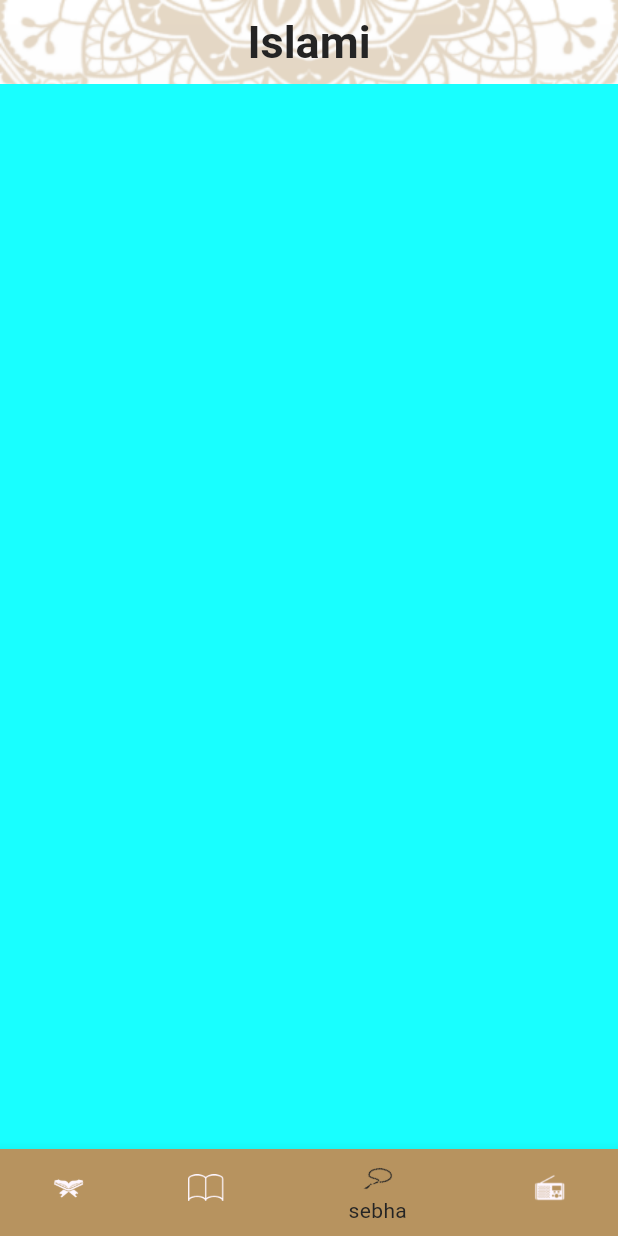
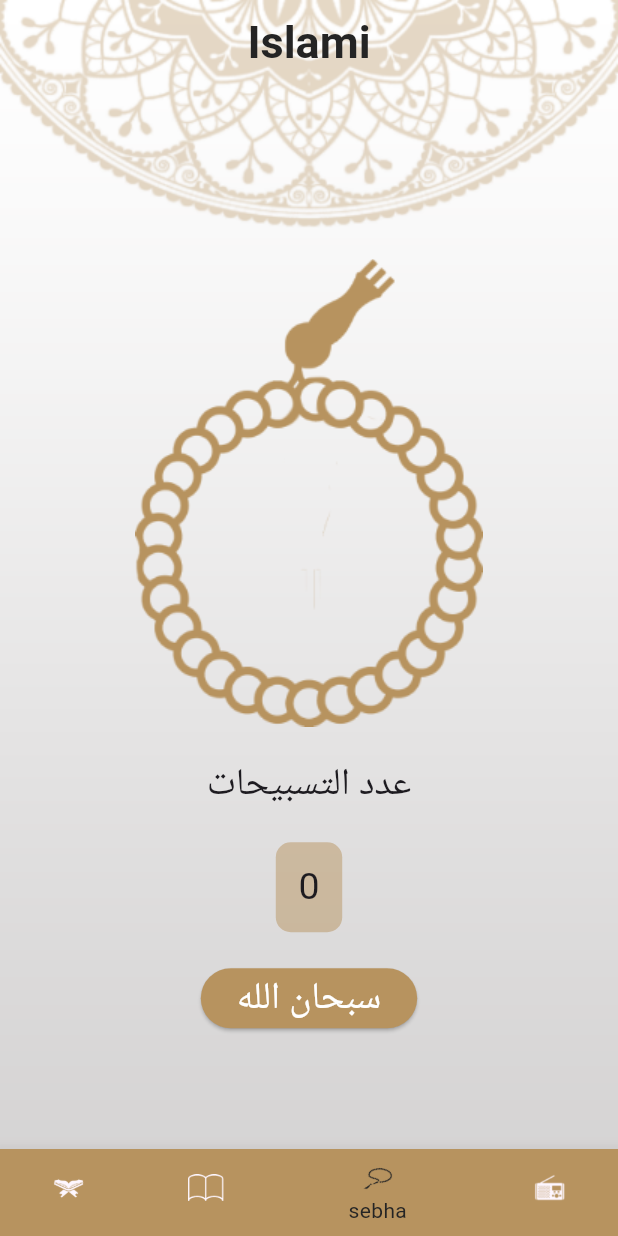
Before and after one commit to hasan-hendawi/islami-app, a Flutter app: the screen it shows after launch, item 3 of the bottom bar chosen, on a phone screen of 412 x 824 dp. Run offline on Flutter 3.47's test engine with Material 3 defaults, Android fonts, the phone set to English and light mode, and no system bars.

Commit message:
update quran screen and widget

```diff
--- a/lib/screens/home_screen/widgets/tasbeh_widget.dart
+++ b/lib/screens/home_screen/widgets/tasbeh_widget.dart
@@ -1,12 +1,66 @@
 import 'package:flutter/material.dart';
 
-class TasbehWidget extends StatelessWidget {
+class TasbehWidget extends StatefulWidget {
   const TasbehWidget({super.key});
 
   @override
+  State<TasbehWidget> createState() => _TasbehWidgetState();
+}
+
+class _TasbehWidgetState extends State<TasbehWidget> {
+  int counter = 0;
+  int currentIndex = 0;
+
+  @override
   Widget build(BuildContext context) {
-    return  Container(
-      color: Colors.cyanAccent,
+    List<String> tasbeeh = ["سبحان الله", "الحمد لله", "الله اكبر"];
+    return SizedBox(
+      width: double.infinity,
+      child: Column(
+        crossAxisAlignment: CrossAxisAlignment.center,
+        mainAxisAlignment: MainAxisAlignment.center,
+        children: [
+          SizedBox(height: 40),
+          Image.asset("assets/images/tasbeah.png"),
+          SizedBox(height: 20),
+          Text(
+            "عدد التسبيحات",
+            style: TextStyle(fontSize: 25),
+          ),
+          SizedBox(height: 20),
+          Container(
+            padding: EdgeInsets.symmetric(vertical: 12, horizontal: 15),
+            decoration: BoxDecoration(
+                color: Color(0xffB7935F).withValues(alpha: 0.5),
+                borderRadius: BorderRadius.circular(10)),
+            child: Text(counter.toString(),style: TextStyle(fontSize: 25),),
+          ),
+          SizedBox(height: 20),
+          ElevatedButton(
+            onPressed: () {
+              setState(() {
+                counter++;
+                if (currentIndex < tasbeeh.length - 1 && counter > 33) {
+                  currentIndex += 1;
+                  counter = 0;
+                } else if (currentIndex == tasbeeh.length - 1 && counter > 33) {
+                  currentIndex = 0;
+                  counter = 0;
+                }
+              });
+            },
+            child: Text(
+              tasbeeh[currentIndex],
+              style: TextStyle(fontSize: 25),
+            ),
+            style: ElevatedButton.styleFrom(
+              backgroundColor:
+                  Theme.of(context).primaryColor, // Background color
+              foregroundColor: Colors.white, // Text color
+            ),
+          ),
+        ],
+      ),
     );
   }
 }
```
Also changed, not shown: lib/screens/home_screen/widgets/radio_widget.dart (+44 -2 lines), assets/images/radio_header.png (added), assets/images/tasbeah.png (added).
